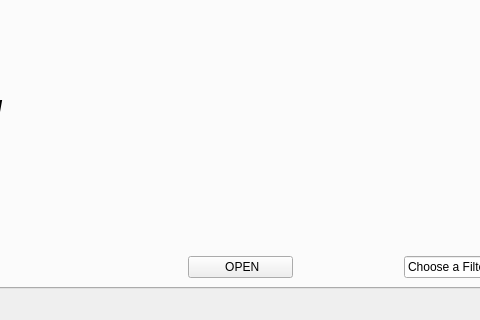
First picture: the form in img_filter_gui_2.ui, repository Mostafa-Medhat/Image-Filter, before the edit; both pictures show x 95 to 575 and y 418 to 738 of the 1209 by 738 pixel window.
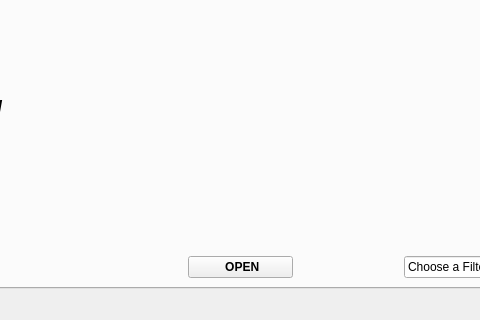
Second picture: the form after the edit. Icons and pictures are not drawn.

Commit message: Bold the word Open

What changed in the file:
```diff
--- a/img_filter_gui_2.ui
+++ b/img_filter_gui_2.ui
@@ -144,6 +144,12 @@
             </item>
             <item>
              <widget class="QPushButton" name="open_1">
+              <property name="font">
+               <font>
+                <weight>75</weight>
+                <bold>true</bold>
+               </font>
+              </property>
               <property name="text">
                <string> OPEN</string>
               </property>
```
